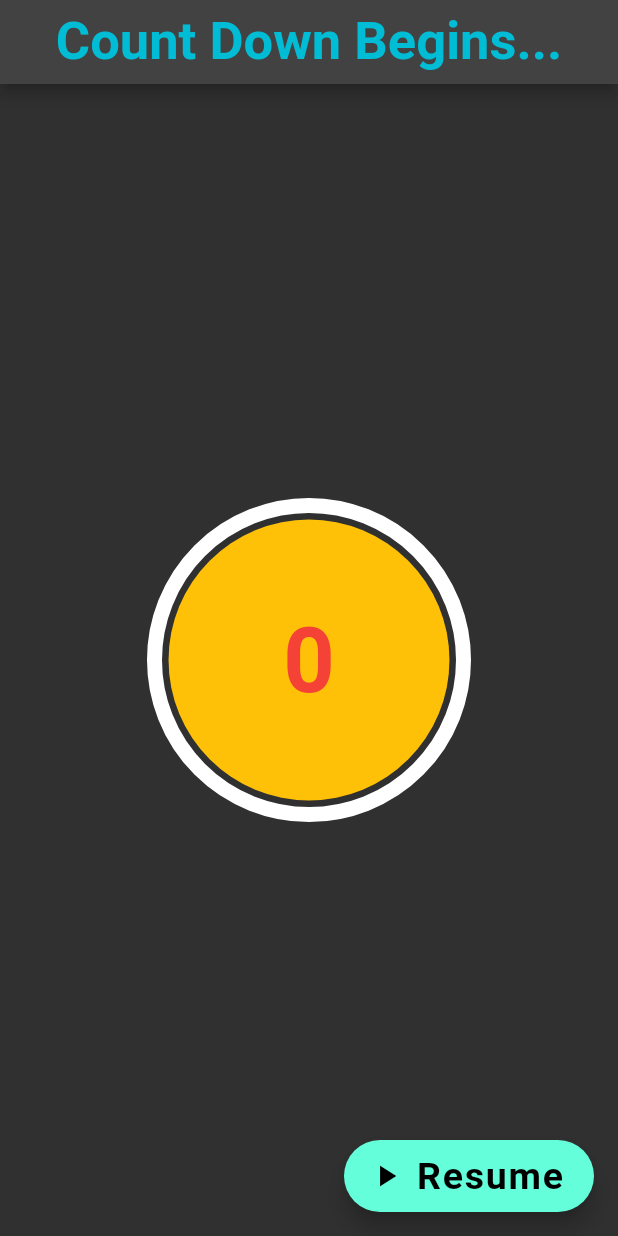
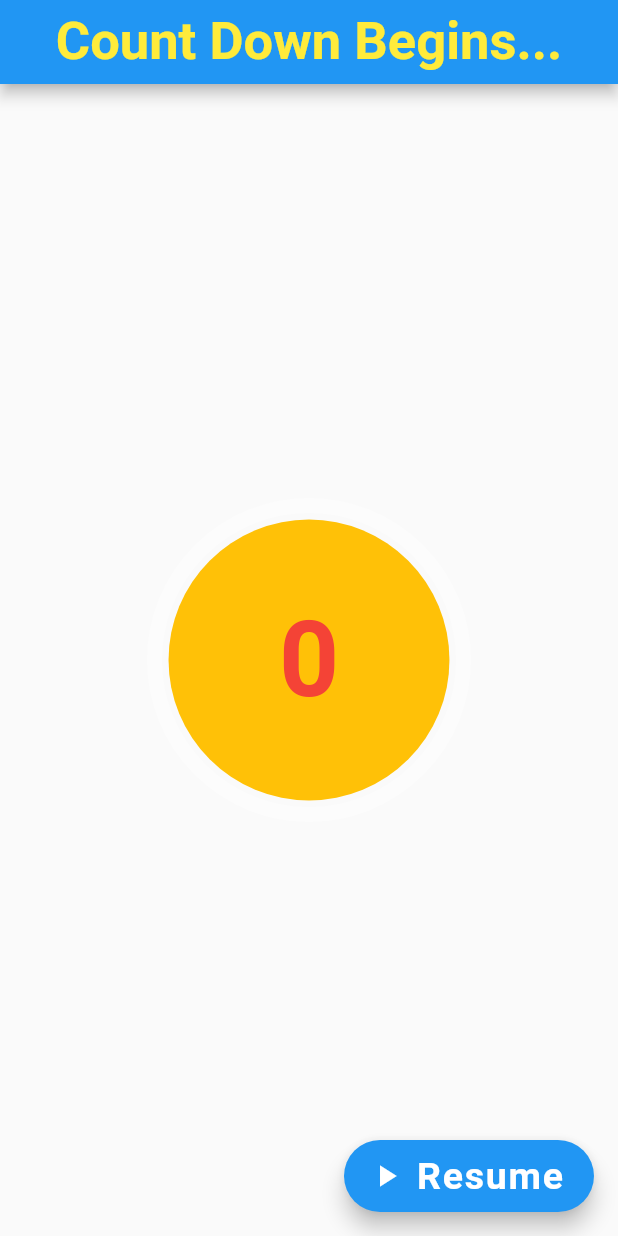
Before and after one commit to sanjibsinha/flutter_artisan, a Flutter app: the screen it shows after launch, after a tap on "Pause", on a phone screen of 412 x 824 dp. Run offline on Flutter 3.47's test engine with Material 2 defaults, Android fonts, the phone set to English and light mode, and no system bars; drawn by our look-alikes of circular_countdown_timer; our stand-ins replace google_fonts; Roboto replaces fonts that are missing (Aclonica, Laila).

```diff
--- a/lib/view/circular_count_down_timer_widget.dart
+++ b/lib/view/circular_count_down_timer_widget.dart
@@ -17,9 +17,9 @@ class CircularCountDownTimerWidget extends StatelessWidget {
     return CircularCountDownTimer(
       width: MediaQuery.of(context).size.width / 2,
       height: MediaQuery.of(context).size.height / 2,
-      duration: 10,
+      duration: 5,
       fillColor: Colors.redAccent,
-      ringColor: Colors.white,
+      ringColor: Colors.white38,
       controller: _countDownController,
       backgroundColor: Colors.amber,
       strokeWidth: 10.0,
@@ -35,7 +35,7 @@ class CircularCountDownTimerWidget extends StatelessWidget {
         );
       },
       textStyle: GoogleFonts.aclonica(
-        fontSize: 60.0,
+        fontSize: 70.0,
         fontWeight: FontWeight.bold,
         color: Colors.red,
       ),
--- a/lib/view/count_down_timer_app.dart
+++ b/lib/view/count_down_timer_app.dart
@@ -10,7 +10,7 @@ class CountDownTimerApp extends StatelessWidget {
     return MaterialApp(
       debugShowCheckedModeBanner: false,
       home: const ShowCircularCountDownTimer(),
-      theme: ThemeData.dark(),
+      theme: ThemeData.light(),
     );
   }
 }
--- a/lib/view/final_destination.dart
+++ b/lib/view/final_destination.dart
@@ -22,7 +22,7 @@ class FinalDEstination extends StatelessWidget {
         child: Container(
           margin: const EdgeInsets.all(20.0),
           child: Text(
-            'Count Down Ends...',
+            'Count Down Ends...And a new Journey begins...',
             style: GoogleFonts.lato(
               fontSize: 55.0,
               fontWeight: FontWeight.bold,
--- a/lib/view/show_cirular_count_down_timer.dart
+++ b/lib/view/show_cirular_count_down_timer.dart
@@ -26,7 +26,7 @@ class _ShowCircularCountDownTimerState extends State {
           style: GoogleFonts.adventPro(
             fontSize: 35.0,
             fontWeight: FontWeight.bold,
-            color: Colors.cyan,
+            color: Colors.yellow,
           ),
         ),
         centerTitle: true,
```
